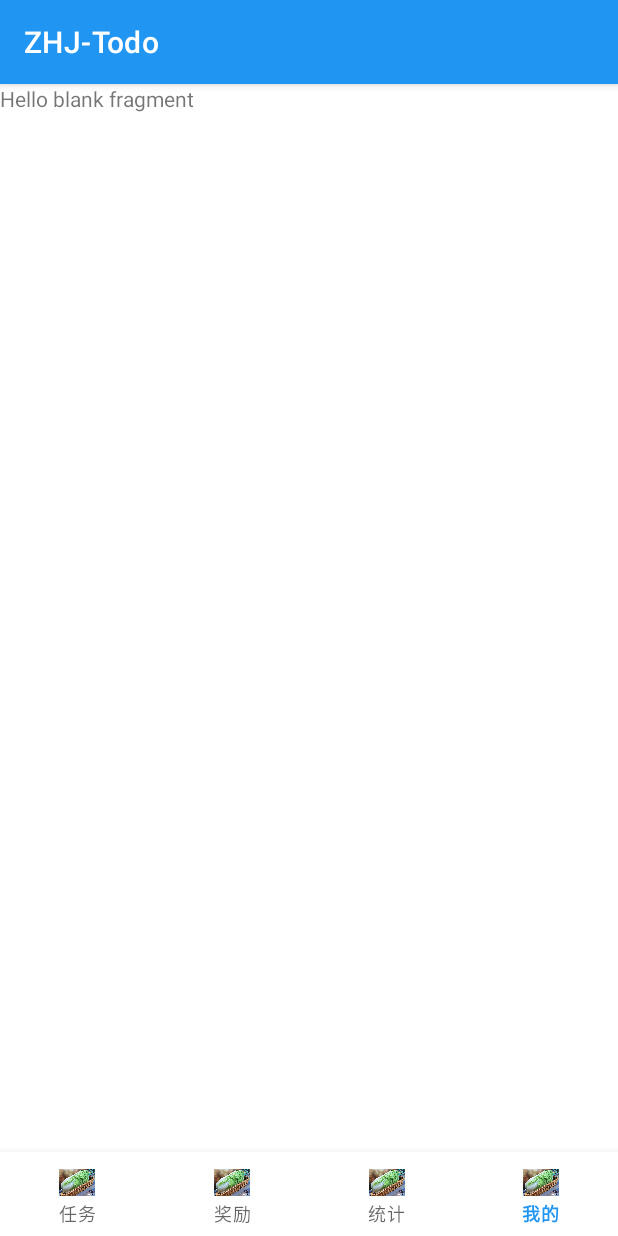
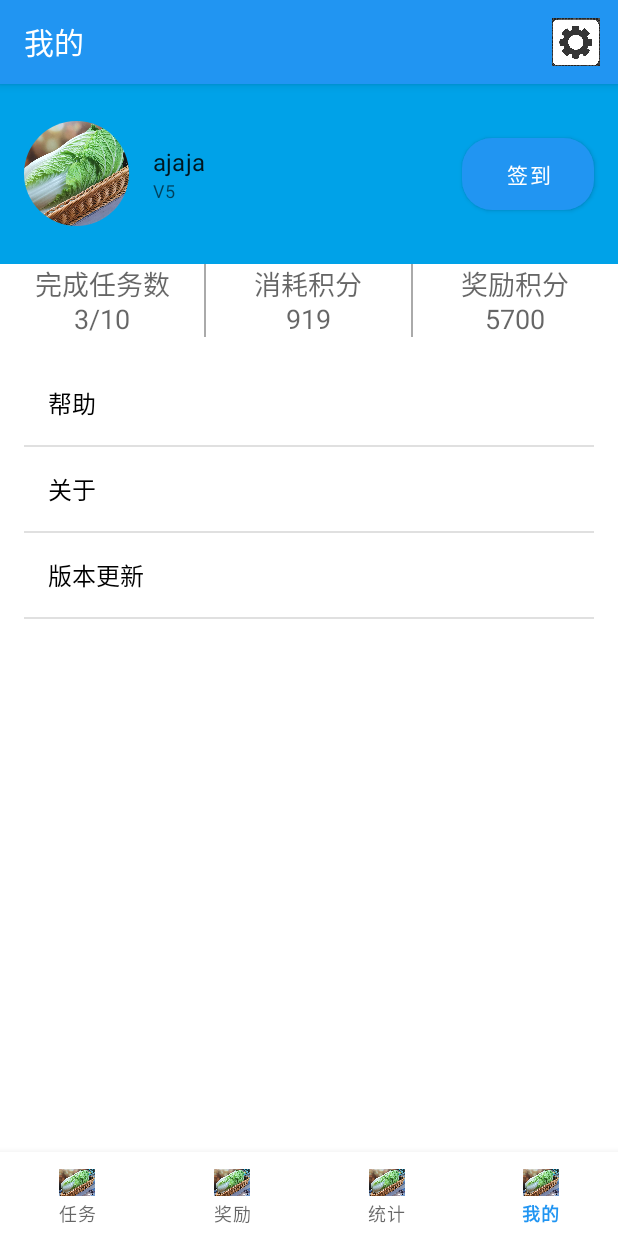
Before and after one commit to zhjai/MyAndroidApp, an Android app: the MyFragment screen opened through its navigation route, on a phone screen of 412 x 824 dp. Run offline under Robolectric (Android 15) with nearby library versions, the phone set to English and light mode, and no system bars; our stand-ins replace CircleImageView, navigation-ui.

Commit message:
在我的Fragment中添加头像、签到、积分、列表等界面

```diff
--- a/app/build.gradle.kts
+++ b/app/build.gradle.kts
@@ -66,6 +66,7 @@ dependencies {
     implementation("androidx.compose.ui:ui-graphics")
     implementation("androidx.compose.ui:ui-tooling-preview")
     implementation("androidx.compose.material3:material3")
+    implementation("de.hdodenhof:circleimageview:3.1.0")
     testImplementation("junit:junit:4.13.2")
     androidTestImplementation("androidx.test.ext:junit:1.1.5")
     androidTestImplementation("androidx.test.espresso:espresso-core:3.5.1")
--- a/app/src/main/java/com/example/exam/MainActivity2.java
+++ b/app/src/main/java/com/example/exam/MainActivity2.java
@@ -1,6 +1,8 @@
 package com.example.exam;
 
 import android.os.Bundle;
+import android.view.Menu;
+import android.view.MenuItem;
 
 import com.google.android.material.bottomnavigation.BottomNavigationView;
 
@@ -25,6 +27,17 @@ public class MainActivity2 extends AppCompatActivity {
         setContentView(binding.getRoot());
 
         BottomNavigationView navView = (BottomNavigationView) findViewById(R.id.nav_view);
+        navView.setOnItemSelectedListener(item -> {
+            if (item.getItemId() == R.id.navigation_my) {
+                invalidateOptionsMenu();
+            }
+            return true;
+        });
+        navView.setOnItemReselectedListener(item -> {
+            if (item.getItemId() == R.id.navigation_my) {
+                invalidateOptionsMenu();
+            }
+        });
         navView.setItemIconTintList(null);
         // Passing each menu ID as a set of Ids because each
         // menu should be considered as top level destinations.
@@ -35,4 +48,31 @@ public class MainActivity2 extends AppCompatActivity {
         NavigationUI.setupActionBarWithNavController(this, navController, appBarConfiguration);
         NavigationUI.setupWithNavController(binding.navView, navController);
     }
+
+    @Override
+    public boolean onCreateOptionsMenu(Menu menu) {
+        // 根据当前选中的导航项决定是否显示齿轮图标
+        getMenuInflater().inflate(R.menu.menu_my_fragment, menu);
+        return true;
+    }
+
+    @Override
+    public boolean onPrepareOptionsMenu(Menu menu) {
+        // 根据当前选中的导航项决定是否显示齿轮图标
+        boolean showSettings = isMyFragmentDisplayed();
+        MenuItem settingsItem = menu.findItem(R.id.action_settings);
+        if (settingsItem != null) {
+            settingsItem.setVisible(showSettings);
+        }
+        return super.onPrepareOptionsMenu(menu);
+    }
+
+    // Helper method to determine if MyFragment is currently displayed
+    private boolean isMyFragmentDisplayed() {
+        NavController navController = Navigation.findNavController(this, R.id.nav_host_fragment_activity_main2);
+        navController.addOnDestinationChangedListener((controller, destination, arguments) -> {
+            invalidateOptionsMenu();
+        });
+        return navController.getCurrentDestination().getId() == R.id.navigation_my;
+    }
 }
--- a/app/src/main/java/com/example/exam/MyFragment.java
+++ b/app/src/main/java/com/example/exam/MyFragment.java
@@ -7,6 +7,9 @@ import androidx.fragment.app.Fragment;
 import android.view.LayoutInflater;
 import android.view.View;
 import android.view.ViewGroup;
+import android.widget.ListView;
+
+import com.example.exam.data.MyFragmentAdapter;
 
 /**
  * A simple {@link Fragment} subclass.
@@ -59,6 +62,13 @@ public class MyFragment extends Fragment {
     public View onCreateView(LayoutInflater inflater, ViewGroup container,
                              Bundle savedInstanceState) {
         // Inflate the layout for this fragment
-        return inflater.inflate(R.layout.fragment_my, container, false);
+        View rootView = inflater.inflate(R.layout.fragment_my, container, false);
+
+        ListView listView = rootView.findViewById(R.id.my_fragment_list);
+        String[] items = {"帮助", "关于", "版本更新"};
+        MyFragmentAdapter adapter = new MyFragmentAdapter(getContext(), items);
+        listView.setAdapter(adapter);
+
+        return rootView;
     }
 }
--- /dev/null
+++ b/app/src/main/java/com/example/exam/data/MyFragmentAdapter.java
@@ -0,0 +1,34 @@
+package com.example.exam.data;
+
+import android.content.Context;
+import android.view.LayoutInflater;
+import android.view.View;
+import android.view.ViewGroup;
+import android.widget.ArrayAdapter;
+import android.widget.TextView;
+
+import androidx.annotation.NonNull;
+
+import com.example.exam.R;
+
+public class MyFragmentAdapter extends ArrayAdapter<String> {
+    private Context context;
+    private String[] items;
+
+    public MyFragmentAdapter(Context context, String[] items) {
+        super(context, R.layout.my_fragment_item, items);
+        this.context = context;
+        this.items = items;
+    }
+
+    @Override
+    public View getView(int position, View convertView, ViewGroup parent) {
+        LayoutInflater inflater = LayoutInflater.from(context);
+        View listItemView = inflater.inflate(R.layout.my_fragment_item, null, true);
+
+        TextView textViewItem = listItemView.findViewById(R.id.textViewItem);
+        textViewItem.setText(items[position]);
+
+        return listItemView;
+    }
+}
--- /dev/null
+++ b/app/src/main/res/drawable/sign_in_button_background.xml
@@ -0,0 +1,5 @@
+<?xml version="1.0" encoding="utf-8"?>
+<shape xmlns:android="http://schemas.android.com/apk/res/android">
+    <solid android:color="#FF3B30"/> <!-- 按钮背景色 -->
+    <corners android:radius="20dp"/> <!-- 按钮圆角 -->
+</shape>
--- a/app/src/main/res/layout/fragment_my.xml
+++ b/app/src/main/res/layout/fragment_my.xml
@@ -1,14 +1,135 @@
 <?xml version="1.0" encoding="utf-8"?>
-<FrameLayout xmlns:android="http://schemas.android.com/apk/res/android"
-    xmlns:tools="http://schemas.android.com/tools"
+<RelativeLayout xmlns:android="http://schemas.android.com/apk/res/android"
     android:layout_width="match_parent"
     android:layout_height="match_parent"
-    tools:context=".MyFragment">
+    xmlns:app="http://schemas.android.com/apk/res-auto">
 
-    <!-- TODO: Update blank fragment layout -->
-    <TextView
+    <!-- 背景图片 -->
+
+    <!-- 头像，将显示在背景图片上方 -->
+    <LinearLayout
+        android:id="@+id/user_info_layout"
+        android:layout_width="match_parent"
+        android:layout_height="120dp"
+        android:background="@drawable/blue"
+        android:gravity="center_vertical"
+        android:orientation="horizontal">
+
+        <de.hdodenhof.circleimageview.CircleImageView
+            android:id="@+id/profile_image"
+            android:layout_width="70dp"
+            android:layout_height="70dp"
+            android:layout_marginStart="16dp"
+            android:src="@drawable/baicai" />
+
+        <LinearLayout
+            android:id="@+id/user_name_layout"
+            android:layout_width="wrap_content"
+            android:layout_height="wrap_content"
+            android:layout_marginStart="16dp"
+            android:orientation="vertical">
+
+            <TextView
+                android:id="@+id/username"
+                android:layout_width="wrap_content"
+                android:layout_height="wrap_content"
+                android:text="ajaja"
+                android:textAppearance="?attr/textAppearanceSubtitle1" />
+
+            <TextView
+                android:id="@+id/user_level"
+                android:layout_width="wrap_content"
+                android:layout_height="wrap_content"
+                android:text="V5"
+                android:textAppearance="?attr/textAppearanceCaption" />
+
+        </LinearLayout>
+
+        <View
+            android:layout_width="0dp"
+            android:layout_height="0dp"
+            android:layout_weight="1" />
+
+        <Button
+            android:id="@+id/message_button"
+            android:layout_width="wrap_content"
+            android:layout_height="wrap_content"
+            android:layout_marginEnd="16dp"
+            android:background="@drawable/sign_in_button_background"
+            android:text="签到" />
+    </LinearLayout>
+
+    <!-- 头像 -->
+
+    <!-- 用户名和级别 -->
+
+    <!-- 认证标识 -->
+<!--    <ImageView-->
+<!--        android:id="@+id/verified_icon"-->
+<!--        android:layout_width="wrap_content"-->
+<!--        android:layout_height="wrap_content"-->
+<!--        android:layout_alignTop="@id/user_info_layout"-->
+<!--        android:layout_toEndOf="@id/user_info_layout"-->
+<!--        android:src="@drawable/ic_verified" />-->
+
+    <!-- 消息按钮 -->
+
+
+    <!-- 在蓝色背景图片下方添加的统计信息 -->
+    <LinearLayout
+        android:id="@+id/statistics_layout"
+        android:layout_width="match_parent"
+        android:layout_height="wrap_content"
+        android:layout_below="@id/user_info_layout"
+        android:gravity="center"
+        android:orientation="horizontal"
+        android:weightSum="3">
+
+        <!-- 完成任务数 -->
+        <TextView
+            android:layout_width="0dp"
+            android:layout_height="wrap_content"
+            android:layout_weight="1"
+            android:gravity="center"
+            android:text="完成任务数\n3/10"
+            android:textAppearance="?android:attr/textAppearanceMedium" />
+
+        <View
+            android:layout_width="1dp"
+            android:layout_height="match_parent"
+            android:background="@android:color/darker_gray" />
+
+        <!-- 消耗积分 -->
+        <TextView
+            android:layout_width="0dp"
+            android:layout_height="wrap_content"
+            android:layout_weight="1"
+            android:gravity="center"
+            android:text="消耗积分\n919"
+            android:textAppearance="?android:attr/textAppearanceMedium" />
+
+        <View
+            android:layout_width="1dp"
+            android:layout_height="match_parent"
+            android:background="@android:color/darker_gray" />
+
+        <!-- 奖励积分 -->
+        <TextView
+            android:layout_width="0dp"
+            android:layout_height="wrap_content"
+            android:layout_weight="1"
+            android:gravity="center"
+            android:text="奖励积分\n5700"
+            android:textAppearance="?android:attr/textAppearanceMedium" />
+    </LinearLayout>
+
+    <!-- ListView -->
+    <ListView
+        android:id="@+id/my_fragment_list"
         android:layout_width="match_parent"
         android:layout_height="match_parent"
-        android:text="@string/hello_blank_fragment" />
+        android:layout_below="@id/statistics_layout"
 
-</FrameLayout>
+        android:padding="16dp" />
+
+</RelativeLayout>
--- /dev/null
+++ b/app/src/main/res/layout/my_fragment_item.xml
@@ -0,0 +1,19 @@
+<?xml version="1.0" encoding="utf-8"?>
+<RelativeLayout xmlns:android="http://schemas.android.com/apk/res/android"
+    android:layout_width="match_parent"
+    android:layout_height="wrap_content"
+    android:padding="16dp">
+
+    <TextView
+        android:id="@+id/textViewItem"
+        android:layout_width="wrap_content"
+        android:layout_height="wrap_content"
+        android:textSize="16sp"
+        android:textColor="#000000" />
+
+    <ImageView
+        android:id="@+id/imageViewArrow"
+        android:layout_width="wrap_content"
+        android:layout_height="wrap_content"
+        android:layout_alignParentEnd="true" />
+</RelativeLayout>
--- /dev/null
+++ b/app/src/main/res/menu/menu_my_fragment.xml
@@ -0,0 +1,9 @@
+<?xml version="1.0" encoding="utf-8"?>
+<menu xmlns:android="http://schemas.android.com/apk/res/android"
+    xmlns:app="http://schemas.android.com/apk/res-auto">
+    <item
+        android:id="@+id/action_settings"
+        android:icon="@drawable/settings"
+        android:title="@string/settings"
+        app:showAsAction="ifRoom" />
+</menu>
--- a/app/src/main/res/navigation/mobile_navigation.xml
+++ b/app/src/main/res/navigation/mobile_navigation.xml
@@ -26,6 +26,6 @@
     <fragment
         android:id="@+id/navigation_my"
         android:name="com.example.exam.MyFragment"
-        android:label="@string/title_app"
+        android:label="@string/title_my"
         tools:layout="@layout/fragment_my" />
 </navigation>
--- a/app/src/main/res/values/strings.xml
+++ b/app/src/main/res/values/strings.xml
@@ -25,4 +25,5 @@
     <string name="add_award">添加奖励</string>
     <string name="award_title">奖励标题</string>
     <string name="award_score">奖励分数</string>
+    <string name="settings">设置</string>
 </resources>
```
Also changed, not shown: app/src/main/res/drawable/blue.png (added), app/src/main/res/drawable/right_arrow.png (added), app/src/main/res/drawable/settings.webp (added).
